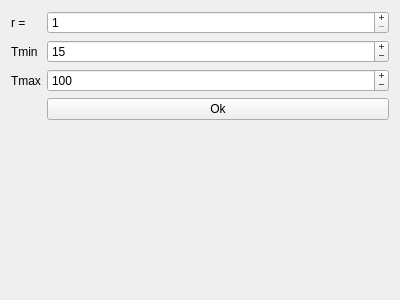
Qt form canny.ui (mt0982/QImageProcessing) before a commit.
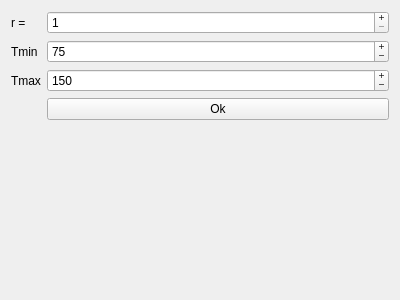
The same form after that commit.

Commit message: sobel matrix correct

```diff
--- a/canny.ui
+++ b/canny.ui
@@ -85,7 +85,7 @@
       <number>255</number>
      </property>
      <property name="value">
-      <number>100</number>
+      <number>150</number>
      </property>
     </widget>
    </item>
@@ -101,7 +101,7 @@
       <number>255</number>
      </property>
      <property name="value">
-      <number>15</number>
+      <number>75</number>
      </property>
     </widget>
    </item>
```
The commit also changes 1 other file.
